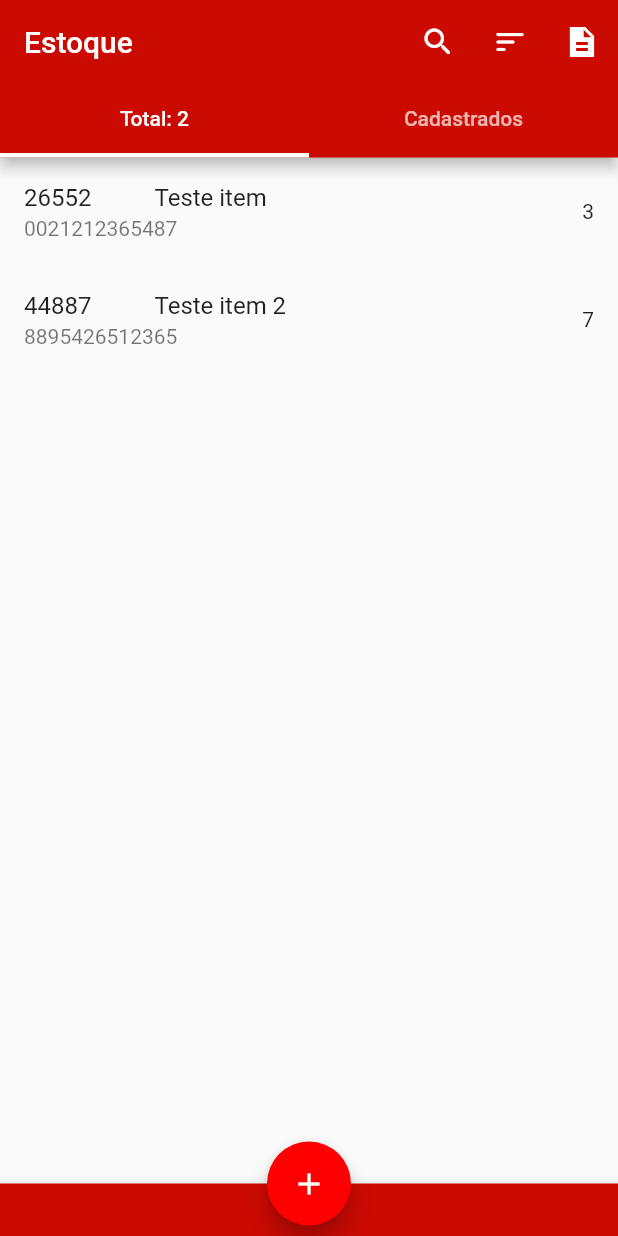
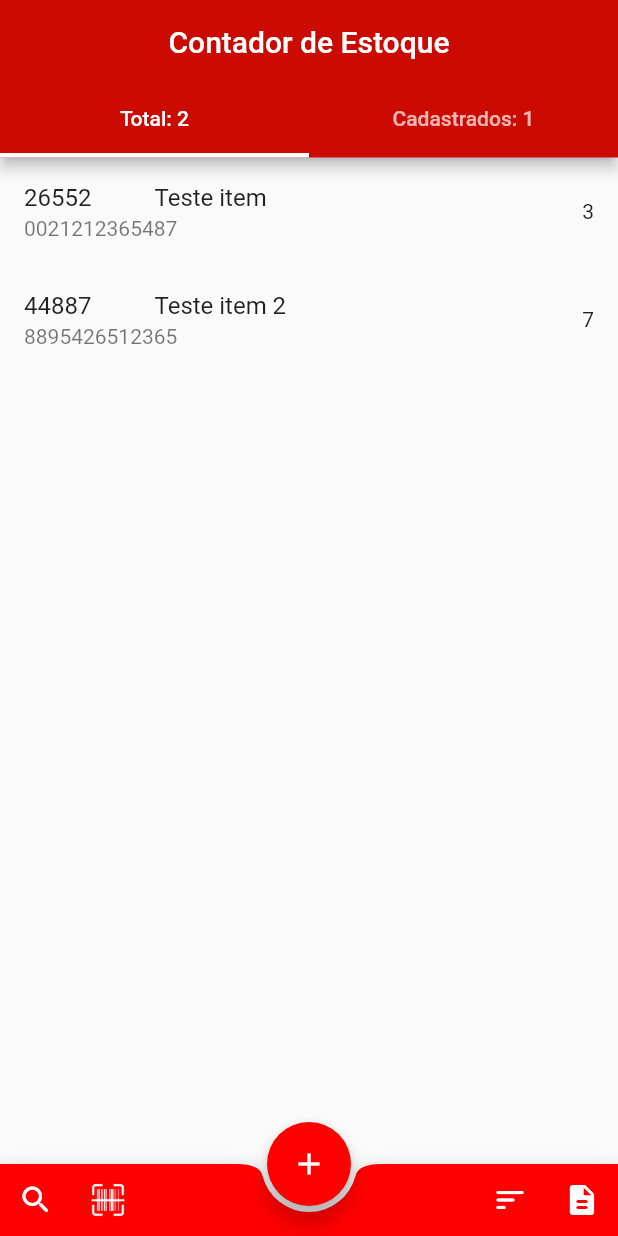
Before and after one commit to guedes-vinicius/Crud_MySql, a Flutter app: the screen it shows after launch, on a phone screen of 412 x 824 dp. Run offline on Flutter 3.47's test engine with Material 2 defaults, Android fonts, the phone set to English and light mode, and no system bars; our stand-ins replace get; missing offline and left inert: flutter_barcode_scanner, sortedmap.

Commit message:
get reference

```diff
--- a/lib/body/body_home.dart
+++ b/lib/body/body_home.dart
@@ -2,6 +2,7 @@ import 'package:contador_estoque/components/prod_tile.dart';
 import 'package:flutter/material.dart';
 import 'package:contador_estoque/data/list_itens.dart';
 var total = ListItens.length;
+var total2 = ListItensNull.length;
 
 class BodyHome extends StatelessWidget {
   @override
--- a/lib/data/itens.dart
+++ b/lib/data/itens.dart
@@ -18,5 +18,4 @@ class Itens {
 
 
 
-
 // codigo, nome, codigo de barras,quantidade
--- a/lib/home_page.dart
+++ b/lib/home_page.dart
@@ -1,8 +1,10 @@
 import 'package:flutter/material.dart';
 import 'package:flutter/rendering.dart';
+import 'package:flutter/widgets.dart';
 import 'package:get/get.dart';
 import 'home_page_controler.dart';
 import 'package:contador_estoque/body/body_home.dart';
+import 'package:contador_estoque/widgets/home_widgets.dart';
 
 class HomePage extends StatelessWidget {
   HomePage() {
@@ -15,22 +17,9 @@ class HomePage extends StatelessWidget {
       length: 2,
       child: Scaffold(
         appBar: AppBar(
-          title: Text("Estoque"),
+          title: Text("Contador de Estoque"),
+          centerTitle: true,
           backgroundColor: Color(0xFFCB0A02),
-          actions: <Widget>[
-            IconButton(
-                icon: const Icon(Icons.search_rounded),
-                tooltip: "Pesquisar:",
-                onPressed: () {}),
-            IconButton(
-                icon: const Icon(Icons.sort_rounded),
-                tooltip: "Ordenar",
-                onPressed: () {}),
-            IconButton(
-                icon: const Icon(Icons.description_sharp),
-                tooltip: "Exportar",
-                onPressed: () {})
-          ],
           bottom: TabBar(
               indicatorWeight: 3.0,
               indicatorColor: Colors.white,
@@ -39,7 +28,7 @@ class HomePage extends StatelessWidget {
                   text: "Total: $total",
                 ),
                 Tab(
-                  text: "Cadastrados",
+                  text: "Cadastrados: $total2",
                 )
               ]),
         ),
@@ -49,19 +38,44 @@ class HomePage extends StatelessWidget {
             Icon(Icons.ac_unit) //tab2
           ],
         ),
+        bottomNavigationBar: BottomAppBar(
+          color: Color(0xffff0000),
+          shape: CircularNotchedRectangle(),
+          child: Row(
+            children: [
+              IconButton(
+                  icon: Icon(Icons.search_rounded),
+                  color: Colors.white,
+                  onPressed: () {
+                    Get.to(Find());
+                  }),
+              IconButton(
+                icon: Image.asset(
+                  'assets/icon.png',
+                  width: 25,
+                  color: Colors.white,
+                ),
+                onPressed: () =>Get.find<HomePageController>().escanearCodigoBarras(),
+              ),
+              Spacer(),
+              IconButton(
+                  icon: Icon(Icons.sort_rounded),
+                  color: Colors.white,
+                  onPressed: () {}),
+              IconButton(
+                  icon: Icon(Icons.description_rounded),
+                  color: Colors.white,
+                  onPressed: () {}),
+            ],
+          ),
+        ),
         floatingActionButton: FloatingActionButton(
-          child: Icon(
-            Icons.add,
-          ),
           backgroundColor: Color(0xffff0000),
+          child: Icon(Icons.add),
           onPressed: () {},
         ),
-        bottomNavigationBar: BottomAppBar(
-            color: Color(0xFFCB0A02), child: Container(height: 35.0)),
         floatingActionButtonLocation: FloatingActionButtonLocation.centerDocked,
       ),
     );
   }
 }
-
-//list view itens, page control(page view)
--- a/lib/home_page_controler.dart
+++ b/lib/home_page_controler.dart
@@ -1,3 +1,4 @@
+import 'package:flutter/material.dart';
 import 'package:flutter_barcode_scanner/flutter_barcode_scanner.dart';
 import 'package:get/get.dart';
 
@@ -19,5 +20,4 @@ class HomePageController extends GetxController {
     }
 
   }
-
 }
--- a/lib/main.dart
+++ b/lib/main.dart
@@ -11,6 +11,7 @@ class MyApp extends StatelessWidget {
     return GetMaterialApp(
       getPages: [
         GetPage(name: '/', page: () => HomePage()),
+        //GetPage(name: '/formulario', page: () => HomePage())
       ],
     );
   }
--- a/pubspec.yaml
+++ b/pubspec.yaml
@@ -30,6 +30,7 @@ dependencies:
   cupertino_icons: ^1.0.2
   get: ^3.26.0
   flutter_barcode_scanner: ^1.0.2
+  sortedmap: ^0.5.0
 
 
 
```
Also changed, not shown: lib/data/list_itens.dart (+7 -0 lines), lib/widgets/home_widgets.dart (added, +32 -0 lines), pubspec.lock.
